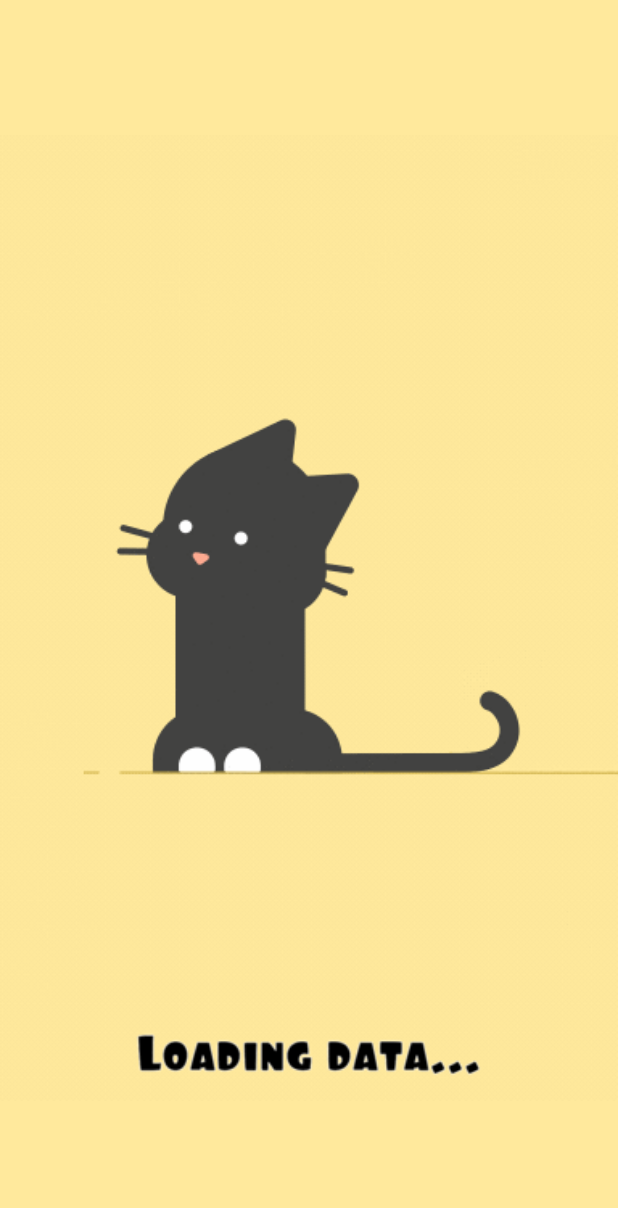
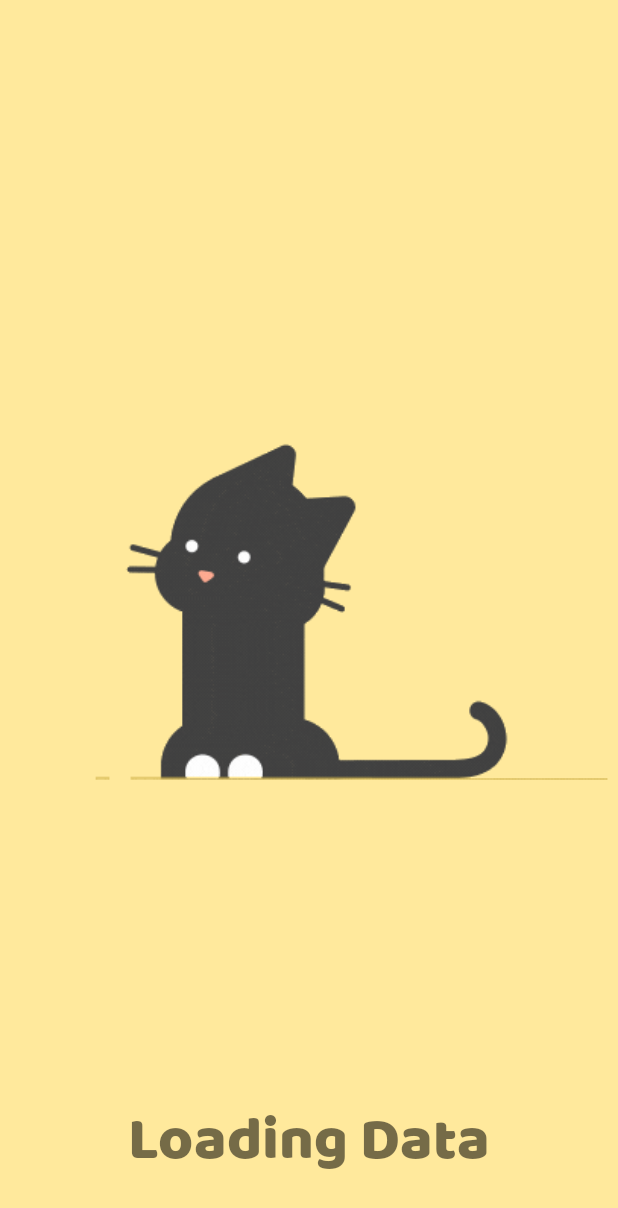
Before and after one commit to pingwinno/CityInfoApp, an Android app: the SplashScreenActivity screen opened directly, with no data from a screen before it, on a phone screen of 412 x 824 dp. Shown: the top 1208 px of the screen. Run offline under Robolectric (Android 15) with nearby library versions, the phone set to English and light mode, and no system bars; 1 statement that could not run was skipped.

Commit message:
Change gif Add text to splashsctreen

```diff
--- a/app/src/main/java/com/pingwinno/cityinfoapp/activities/SplashScreen/SplashScreenActivity.java
+++ b/app/src/main/java/com/pingwinno/cityinfoapp/activities/SplashScreen/SplashScreenActivity.java
@@ -12,6 +12,7 @@ import android.os.Bundle;
 import android.os.Handler;
 import android.support.v7.app.AppCompatActivity;
 import android.util.Log;
+import android.widget.TextView;
 import android.widget.Toast;
 
 import com.pingwinno.cityinfoapp.R;
@@ -48,6 +49,7 @@ public class SplashScreenActivity extends AppCompatActivity {
     protected void onCreate(Bundle savedInstanceState) {
         super.onCreate(savedInstanceState);
         setContentView(R.layout.splash_screen);
+        final TextView messageTextView = findViewById(R.id.message_view);
         if (Build.VERSION.SDK_INT >= Build.VERSION_CODES.LOLLIPOP) {
             getWindow().setStatusBarColor(darkenColor(
                     getResources().getColor(R.color.splashScreen)));
@@ -60,12 +62,13 @@ public class SplashScreenActivity extends AppCompatActivity {
         appPref = getSharedPreferences("DBState", Context.MODE_PRIVATE);
         mainIntent = new Intent(SplashScreenActivity.this, MainActivity.class);
         if (activeNetworkInfo == null) {
+            messageTextView.setText(R.string.NoConnectionFirst);
             Toast.makeText(this, "Network is disabled. Please enable it and restart app", Toast.LENGTH_LONG).show();
-            gifImageView.setImageResource(R.drawable.car_no_connection);
             isNetworkAvailable = false;
             new Handler().postDelayed(new Runnable() {
                 @Override
                 public void run() {
+
                     Toast.makeText(SplashScreenActivity.this,
                             "But you can keep looking at a cat.\n " +
                                     "It cute. Isn't?",
--- a/app/src/main/res/layout/activity_main.xml
+++ b/app/src/main/res/layout/activity_main.xml
@@ -32,7 +32,7 @@
         app:layout_constraintEnd_toEndOf="parent" />
 
     <ProgressBar
-        android:id="@+id/progressBar_cyclic"
+        android:id="@+id/progress_circular"
         android:layout_width="wrap_content"
         android:layout_height="wrap_content"
         android:layout_centerHorizontal="true"
--- a/app/src/main/res/layout/splash_screen.xml
+++ b/app/src/main/res/layout/splash_screen.xml
@@ -1,7 +1,8 @@
 <?xml version="1.0" encoding="utf-8"?>
-<LinearLayout xmlns:android="http://schemas.android.com/apk/res/android"
-    android:layout_width="fill_parent"
-    android:layout_height="fill_parent"
+<android.support.constraint.ConstraintLayout xmlns:android="http://schemas.android.com/apk/res/android"
+    xmlns:app="http://schemas.android.com/apk/res-auto"
+    android:layout_width="match_parent"
+    android:layout_height="match_parent"
     android:noHistory="true"
     android:background="@color/splashScreen"
     android:orientation="vertical">
@@ -10,7 +11,20 @@
         android:id="@+id/gif_view"
         android:layout_width="match_parent"
         android:layout_height="match_parent"
-        android:scaleType="fitCenter"
+        android:layout_gravity="center"
         android:src="@drawable/cat" />
 
-</LinearLayout>
+    <TextView
+        android:id="@+id/message_view"
+        android:layout_width="wrap_content"
+        android:layout_height="wrap_content"
+        android:layout_gravity="bottom"
+        android:layout_marginBottom="30dp"
+        android:fontFamily="@font/baloo_bhai"
+        android:text="@string/SplashScreenText"
+        android:textSize="40sp"
+        app:layout_constraintBottom_toBottomOf="parent"
+        app:layout_constraintEnd_toEndOf="parent"
+        app:layout_constraintStart_toStartOf="parent" />
+
+</android.support.constraint.ConstraintLayout>
--- a/app/src/main/res/values/strings.xml
+++ b/app/src/main/res/values/strings.xml
@@ -4,4 +4,6 @@
     <string name="imageView_description">country_flag</string>
     <string name="title_activity_splash_screen">SplashScreenActivity</string>
     <string name="title_activity_city_info">CityInfoActivity</string>
+    <string name="SplashScreenText">Loading Data</string>
+    <string name="NoConnectionFirst">No connection</string>
 </resources>
```
Also changed, not shown: app/src/main/res/drawable/car_no_connection.gif (deleted), app/src/main/res/drawable/cat.gif, app/src/main/res/font/baloo_bhai.ttf (added).
